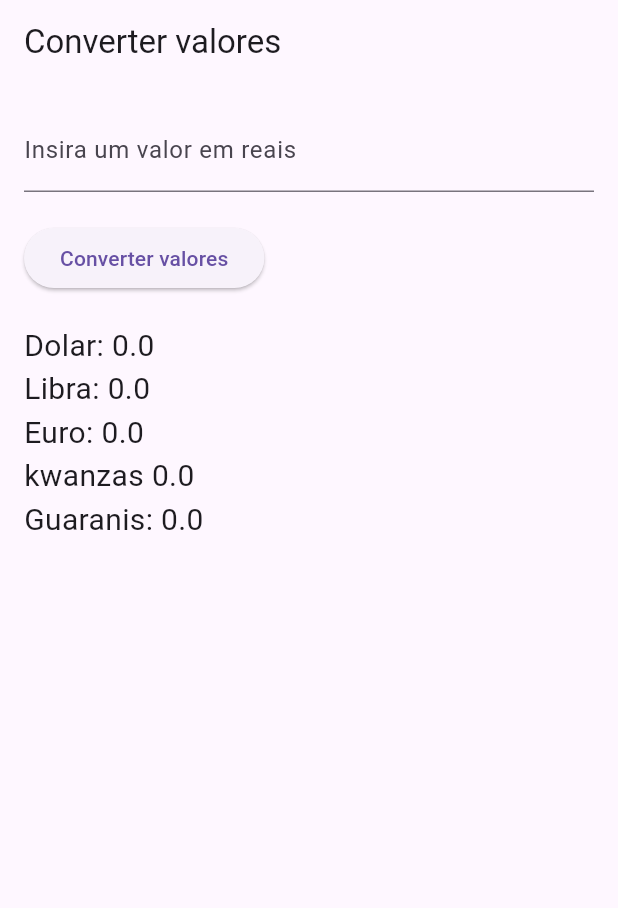
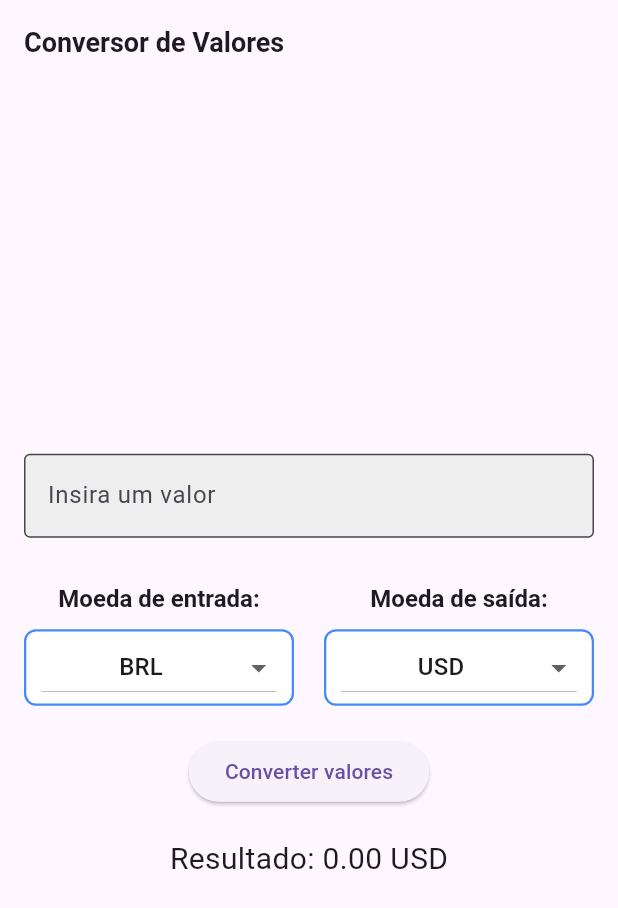
Before and after one commit to GusDechotti/conversor_de_moedas, a Flutter app: the screen it shows after launch, after a tap on "Converter valores", on a phone screen of 412 x 824 dp. Shown: the top 908 px of the screen. Run offline on Flutter 3.47's test engine with Material 3 defaults, Android fonts, the phone set to English and light mode, and no system bars.

Commit message:
update com selects

```diff
--- a/lib/main.dart
+++ b/lib/main.dart
@@ -1,43 +1,53 @@
 import 'package:flutter/material.dart';
 
 void main() {
-  runApp(conversorValores());
+  runApp(ConversorValores());
 }
 
-class conversorValores extends StatelessWidget {
+class ConversorValores extends StatelessWidget {
   @override
   Widget build(BuildContext context) {
     return MaterialApp(
-      title: 'Conversor',
+      title: 'Conversor de Valores',
       theme: ThemeData(
-        primarySwatch: Colors.yellow,
+        primarySwatch: Colors.blue,
+        textTheme: TextTheme(
+          headlineSmall: TextStyle(fontSize: 16, fontWeight: FontWeight.w600),
+          titleLarge: TextStyle(fontSize: 18, fontWeight: FontWeight.bold),
         ),
-      home: index(),
+      ),
+      home: Index(),
     );
   }
 }
 
-class index extends StatefulWidget {
+class Index extends StatefulWidget {
   @override
-  _indexState createState() => _indexState();
+  _IndexState createState() => _IndexState();
 }
 
-class _indexState extends State<index> {
+class _IndexState extends State<Index> {
   final TextEditingController _controller = TextEditingController();
-  double? _dolar;
-  double? _libra;
-  double? _euro;
-  double? _kwanzas;
-  double? _guaranis;
+  double? _resultado;
+  String _moedaEntrada = 'BRL';
+  String _moedaSaida = 'USD';
 
-  void _somarUm() {
+  // Atualize as taxas de conversão para valores mais realistas
+  Map<String, double> taxasConversao = {
+    'BRL': 1.0,
+    'USD': 0.20,      // 1 BRL = 0.20 USD (valor aproximado)
+    'GBP': 0.16,      // 1 BRL = 0.16 GBP (valor aproximado)
+    'EUR': 0.19,      // 1 BRL = 0.19 EUR (valor aproximado)
+    'AOA': 162.0,     // 1 BRL = 162 AOA (valor aproximado)
+    'PYG': 1450.0,    // 1 BRL = 1450 PYG (valor aproximado)
+  };
+
+  void _converter() {
     setState(() {
       double valor = double.tryParse(_controller.text) ?? 0;
-      _dolar = valor * 0.18;
-      _libra = valor * 0.14;
-      _euro = valor * 0.17;
-      _kwanzas = valor * 164.51;
-      _guaranis = valor * 1402.25;
+      double taxaEntrada = taxasConversao[_moedaEntrada] ?? 0;
+      double taxaSaida = taxasConversao[_moedaSaida] ?? 0;
+      _resultado = valor / taxaEntrada * taxaSaida;
     });
   }
 
@@ -45,32 +55,115 @@ class _indexState extends State<index> {
   Widget build(BuildContext context) {
     return Scaffold(
       appBar: AppBar(
-        title: Text('Converter valores'),
+        title: Text('Conversor de Valores'),
       ),
-      body: Padding(
+      body: Center(
+        child: SingleChildScrollView(
           padding: const EdgeInsets.all(16.0),
+          child: ConstrainedBox(
+            constraints: BoxConstraints(maxWidth: 600),
             child: Column(
-          crossAxisAlignment: CrossAxisAlignment.start,
+              mainAxisSize: MainAxisSize.min,
               children: <Widget>[
-            TextField(
+                Padding(
+                  padding: const EdgeInsets.symmetric(vertical: 10.0),
+                  child: TextField(
                     controller: _controller,
                     keyboardType: TextInputType.number,
-              decoration: InputDecoration(labelText: 'Insira um valor em reais'),
+                    decoration: InputDecoration(
+                      labelText: 'Insira um valor',
+                      border: OutlineInputBorder(),
+                      filled: true,
+                      fillColor: Colors.grey[200],
+                    ),
+                    textAlign: TextAlign.center,
+                  ),
+                ),
+                SizedBox(height: 20),
+                Row(
+                  mainAxisAlignment: MainAxisAlignment.center,
+                  children: [
+                    Expanded(
+                      child: Column(
+                        children: [
+                          Text('Moeda de entrada:', style: Theme.of(context).textTheme.headlineSmall),
+                          SizedBox(height: 10),
+                          Container(
+                            padding: EdgeInsets.symmetric(horizontal: 10.0),
+                            decoration: BoxDecoration(
+                              border: Border.all(color: Colors.blueAccent, width: 1.5),
+                              borderRadius: BorderRadius.circular(8.0),
+                              color: Colors.white,
+                            ),
+                            child: DropdownButton<String>(
+                              isExpanded: true,
+                              value: _moedaEntrada,
+                              onChanged: (String? novaMoeda) {
+                                setState(() {
+                                  _moedaEntrada = novaMoeda!;
+                                });
+                              },
+                              items: taxasConversao.keys.map<DropdownMenuItem<String>>((String moeda) {
+                                return DropdownMenuItem<String>(
+                                  value: moeda,
+                                  child: Center(child: Text(moeda)),  // Centraliza o texto do item
+                                );
+                              }).toList(),
+                            ),
+                          ),
+                        ],
+                      ),
+                    ),
+                    SizedBox(width: 20),
+                    Expanded(
+                      child: Column(
+                        children: [
+                          Text('Moeda de saída:', style: Theme.of(context).textTheme.headlineSmall),
+                          SizedBox(height: 10),
+                          Container(
+                            padding: EdgeInsets.symmetric(horizontal: 10.0),
+                            decoration: BoxDecoration(
+                              border: Border.all(color: Colors.blueAccent, width: 1.5),
+                              borderRadius: BorderRadius.circular(8.0),
+                              color: Colors.white,
+                            ),
+                            child: DropdownButton<String>(
+                              isExpanded: true,
+                              value: _moedaSaida,
+                              onChanged: (String? novaMoeda) {
+                                setState(() {
+                                  _moedaSaida = novaMoeda!;
+                                });
+                              },
+                              items: taxasConversao.keys.map<DropdownMenuItem<String>>((String moeda) {
+                                return DropdownMenuItem<String>(
+                                  value: moeda,
+                                  child: Center(child: Text(moeda)),  // Centraliza o texto do item
+                                );
+                              }).toList(),
+                            ),
+                          ),
+                        ],
+                      ),
+                    ),
+                  ],
                 ),
                 SizedBox(height: 20),
                 ElevatedButton(
-              onPressed: _somarUm,
+                  onPressed: _converter,
                   child: Text('Converter valores'),
                 ),
                 SizedBox(height: 20),
-            if (_dolar != null)
+                if (_resultado != null)
                   Text(
-                'Dolar: $_dolar \nLibra: $_libra \nEuro: $_euro \nkwanzas $_kwanzas\nGuaranis: $_guaranis',
+                    'Resultado: ${_resultado!.toStringAsFixed(2)} $_moedaSaida',
                     style: TextStyle(fontSize: 20),
                   ),
               ],
             ),
           ),
+        ),
+      ),
     );
   }
 }
```
Lines whose indentation alone changed are shown as unchanged.
